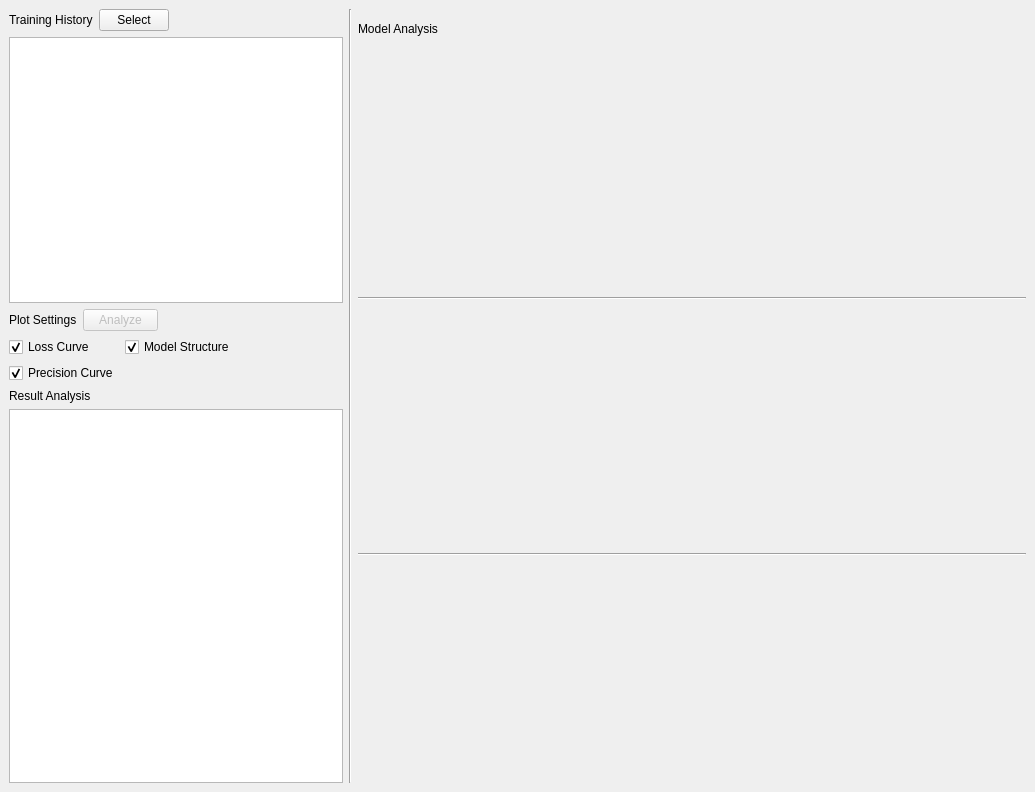
Old version of the form QSAR-UI/mainwindow2.ui in the repository sheMnapion/AI-QSAR.
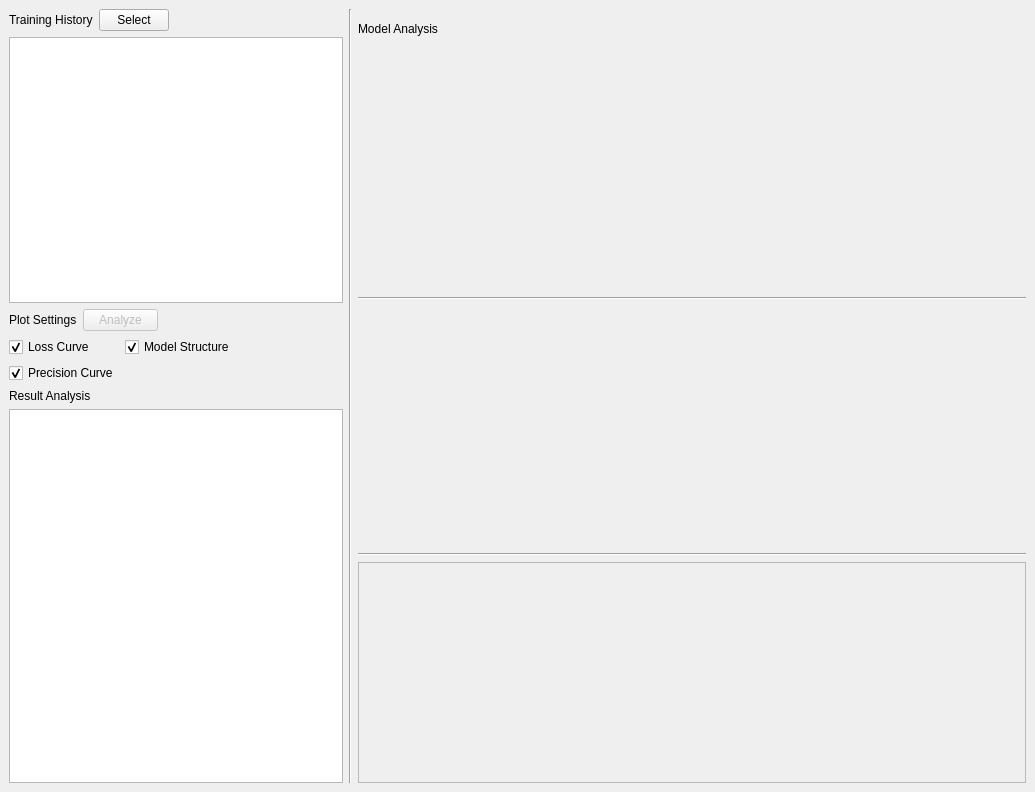
New version of the form.

What changed in the file:
```diff
--- a/QSAR-UI/mainwindow2.ui
+++ b/QSAR-UI/mainwindow2.ui
@@ -474,6 +474,9 @@
            </item>
            <item>
             <widget class="QLabel" name="modelStructureLabel">
+             <property name="frameShape">
+              <enum>QFrame::StyledPanel</enum>
+             </property>
              <property name="text">
               <string/>
              </property>
```
Left out of the diff: 3 changed lines with no effect on the pictures.
